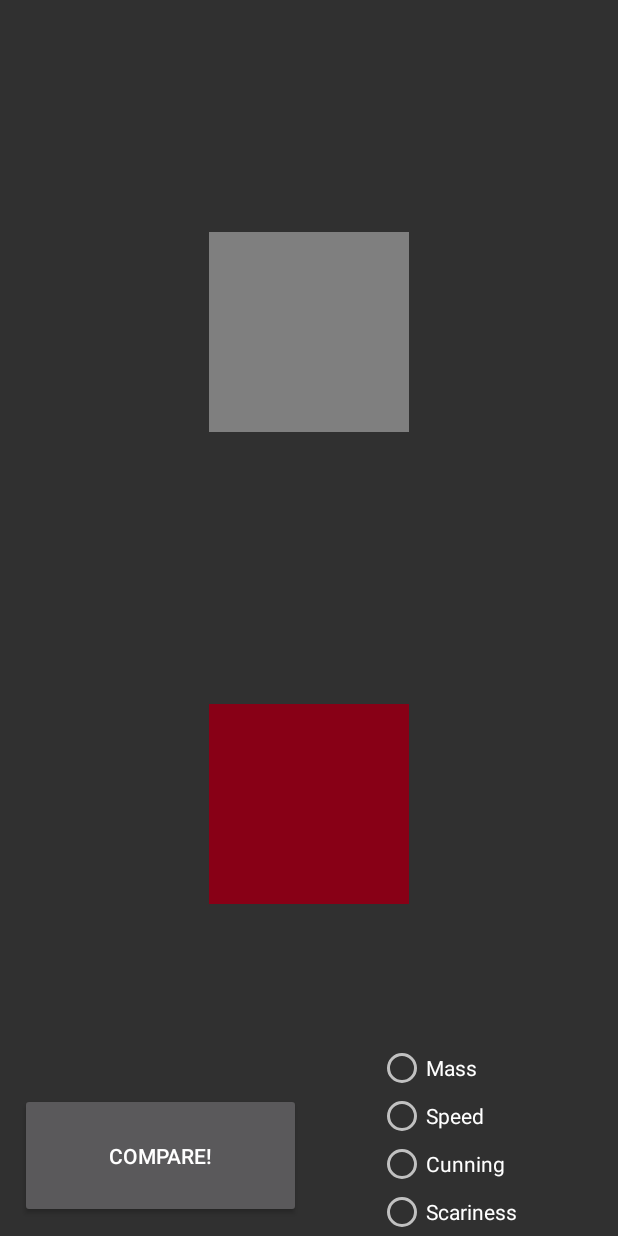
After one commit to MalteSaup/Mythen-Monster-Trumpf, an Android app: the fragment GameFragment shown on its own in the app's theme, on a phone screen of 412 x 824 dp. The commit adds this screen. Run offline under Robolectric (Android 15) with nearby library versions, the phone set to English and light mode, and no system bars.

Commit message:
Game fragment accessible
Created a very basic screen that the player sees (will be reworked) and made it accessible from the host menu.

```diff
--- /dev/null
+++ b/App/app/src/main/java/com/projectc/mythicalmonstermatch/Fragments/GameFragment.java
@@ -0,0 +1,30 @@
+package com.projectc.mythicalmonstermatch.Fragments;
+
+import android.os.Bundle;
+import android.support.v4.app.Fragment;
+import android.view.LayoutInflater;
+import android.view.View;
+import android.view.ViewGroup;
+
+import com.projectc.mythicalmonstermatch.R;
+
+public class GameFragment extends Fragment {
+
+    @Override
+    public void onCreate(Bundle savedInstanceState) {
+        super.onCreate(savedInstanceState);
+
+    }
+
+    @Override
+    public View onCreateView(LayoutInflater inflater, ViewGroup container,
+                             Bundle savedInstanceState) {
+        return inflater.inflate(R.layout.fragment_game, container, false);
+    }
+
+    @Override
+    public void onActivityCreated(Bundle saveInstandesState) {
+        super.onActivityCreated(saveInstandesState);
+    }
+
+}
--- a/App/app/src/main/java/com/projectc/mythicalmonstermatch/Fragments/HostFragment.java
+++ b/App/app/src/main/java/com/projectc/mythicalmonstermatch/Fragments/HostFragment.java
@@ -4,12 +4,14 @@ package com.projectc.mythicalmonstermatch.Fragments;
 import android.os.Bundle;
 import android.os.Handler;
 import android.support.v4.app.Fragment;
+import android.support.v4.app.FragmentTransaction;
 import android.support.v7.widget.LinearLayoutManager;
 import android.support.v7.widget.RecyclerView;
 import android.util.Log;
 import android.view.LayoutInflater;
 import android.view.View;
 import android.view.ViewGroup;
+import android.widget.Button;
 
 import com.projectc.mythicalmonstermatch.GameActivity;
 import com.projectc.mythicalmonstermatch.PlayerAdapter;
@@ -23,6 +25,8 @@ public class HostFragment extends Fragment {
     private Handler handler;
     private Runnable runnable;
 
+    private Button startButton;
+    private Button cancelButton;
 
     private boolean stoped = false;
 
@@ -69,6 +73,28 @@ public class HostFragment extends Fragment {
         }
         runnable.run();
 
+        startButton = getView().findViewById(R.id.startButton);
+        startButton.setOnClickListener(new View.OnClickListener(){
+            @Override
+            public void onClick(View v){
+                GameFragment gameFrag = (GameFragment) Fragment.instantiate(gA, GameFragment.class.getName(), null);
+
+                FragmentTransaction ft = gA.getSupportFragmentManager().beginTransaction();
+                ft.replace(R.id.gameActivityLayout, gameFrag);
+                ft.commit();
+
+
+            }
+        });
+
+        cancelButton = getView().findViewById(R.id.cancelButton);
+        cancelButton.setOnClickListener(new View.OnClickListener(){
+            @Override
+            public void onClick(View v){
+                // TODO: Either shut down lobby completely and kick all the players or only remove the leaving player and give host to someone else
+            }
+        });
+
         super.onActivityCreated(saveInstandesState);
     }
 
--- /dev/null
+++ b/App/app/src/main/java/com/projectc/mythicalmonstermatch/GameManager.java
@@ -0,0 +1,5 @@
+package com.projectc.mythicalmonstermatch;
+
+public class GameManager {
+
+}
--- /dev/null
+++ b/App/app/src/main/res/layout/fragment_game.xml
@@ -0,0 +1,81 @@
+<?xml version="1.0" encoding="utf-8"?>
+<android.support.constraint.ConstraintLayout
+    xmlns:android="http://schemas.android.com/apk/res/android"
+    xmlns:app="http://schemas.android.com/apk/res-auto"
+    xmlns:tools="http://schemas.android.com/tools"
+    android:layout_width="match_parent"
+    android:layout_height="match_parent">
+
+    <ImageView
+        android:id="@+id/imageView11"
+        android:layout_width="133dp"
+        android:layout_height="246dp"
+        android:layout_marginBottom="480dp"
+        app:layout_constraintBottom_toBottomOf="parent"
+        app:layout_constraintEnd_toEndOf="parent"
+        app:layout_constraintStart_toStartOf="parent"
+        app:layout_constraintTop_toTopOf="parent"
+        app:layout_constraintVertical_bias="1.0"
+        app:srcCompat="@drawable/image02" />
+
+    <ImageView
+        android:id="@+id/imageView10"
+        android:layout_width="133dp"
+        android:layout_height="246dp"
+        android:layout_marginBottom="152dp"
+        app:layout_constraintBottom_toBottomOf="parent"
+        app:layout_constraintEnd_toEndOf="parent"
+        app:layout_constraintStart_toStartOf="parent"
+        app:layout_constraintTop_toBottomOf="@+id/imageView11"
+        app:layout_constraintVertical_bias="0.841"
+        app:srcCompat="@drawable/image01" />
+
+    <Button
+        android:id="@+id/button"
+        android:layout_width="187dp"
+        android:layout_height="83dp"
+        android:text="Compare!"
+        app:layout_constraintBottom_toBottomOf="parent"
+        app:layout_constraintEnd_toEndOf="parent"
+        app:layout_constraintHorizontal_bias="0.06"
+        app:layout_constraintStart_toStartOf="parent"
+        app:layout_constraintTop_toBottomOf="@+id/imageView10"
+        app:layout_constraintVertical_bias="0.85" />
+
+    <RadioGroup
+        android:id="@+id/radioGroup"
+        android:layout_width="wrap_content"
+        android:layout_height="wrap_content"
+        app:layout_constraintBottom_toBottomOf="parent"
+        app:layout_constraintEnd_toEndOf="parent"
+        app:layout_constraintHorizontal_bias="0.78"
+        app:layout_constraintStart_toStartOf="@+id/button"
+        app:layout_constraintTop_toTopOf="parent"
+        app:layout_constraintVertical_bias="1.0">
+
+        <RadioButton
+            android:id="@+id/radioButton"
+            android:layout_width="match_parent"
+            android:layout_height="wrap_content"
+            android:text="Mass" />
+
+        <RadioButton
+            android:id="@+id/radioButton2"
+            android:layout_width="match_parent"
+            android:layout_height="wrap_content"
+            android:text="Speed" />
+
+        <RadioButton
+            android:id="@+id/radioButton3"
+            android:layout_width="match_parent"
+            android:layout_height="wrap_content"
+            android:text="Cunning" />
+
+        <RadioButton
+            android:id="@+id/radioButton4"
+            android:layout_width="match_parent"
+            android:layout_height="wrap_content"
+            android:text="Scariness" />
+
+    </RadioGroup>
+</android.support.constraint.ConstraintLayout>
```
